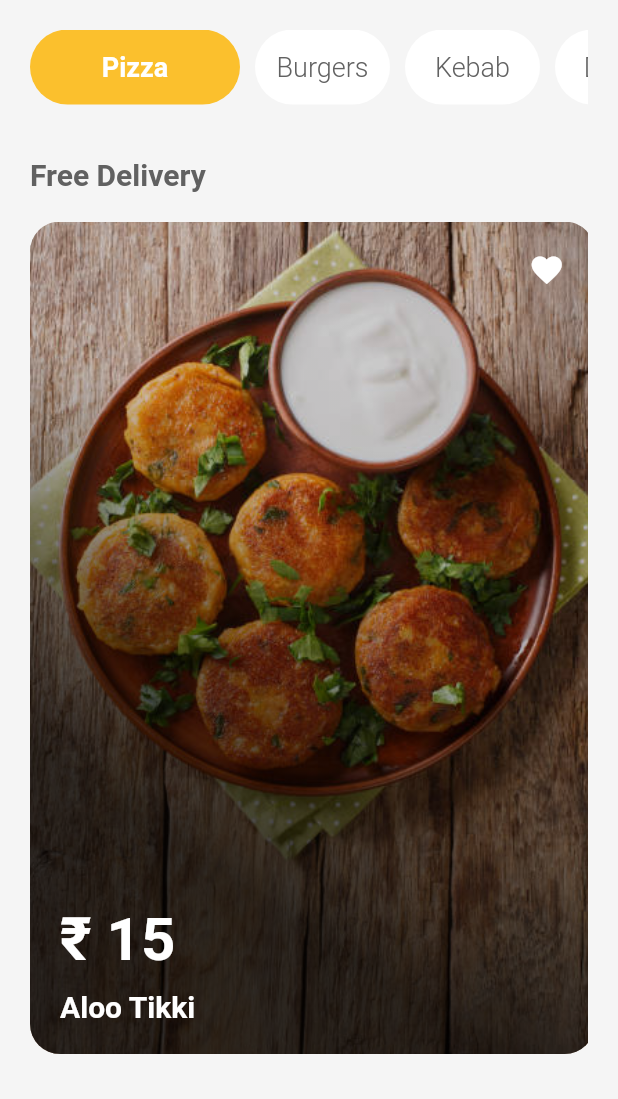
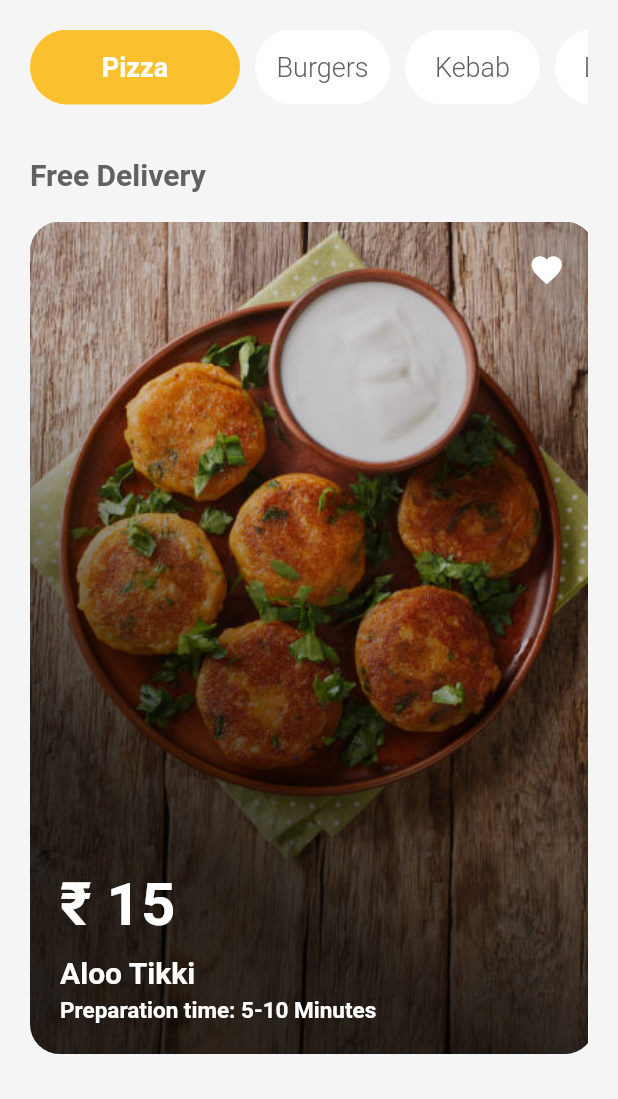
Before and after one commit to Prabhneet-Web/FoodAppUI, a Flutter app: the HomePage screen opened directly, on a phone screen of 412 x 824 dp, the part 137-1236 px from its top. Run offline on Flutter 3.47's test engine with Material 2 defaults, Android fonts, the phone set to English and light mode, and no system bars; our stand-ins replace page_transition, simple_animations.

Commit message:
More Changes Done.

```diff
--- a/lib/pages/homePage.dart
+++ b/lib/pages/homePage.dart
@@ -91,35 +91,40 @@ class HomePage extends StatelessWidget {
                 scrollDirection: Axis.horizontal,
                 children: [
                   FadeAnimation(
-                      0.5,
+                      0.1,
                       makeItem(
                           image: 'lib/assets/images/one.jpeg',
                           title: "Aloo Tikki",
-                          price: "₹ 15")),
+                          price: "₹ 15",
+                          time: "5-10")),
                   FadeAnimation(
-                      0.6,
+                      0.2,
                       makeItem(
                           image: 'lib/assets/images/two.jpeg',
                           title: "Salad",
-                          price: "₹30")),
+                          price: "₹30",
+                          time: "5")),
                   FadeAnimation(
-                      0.7,
+                      0.3,
                       makeItem(
                           image: 'lib/assets/images/three.jpg',
                           title: "ChamCham",
-                          price: "₹ 20")),
+                          price: "₹ 20",
+                          time: "ReadyMade")),
                   FadeAnimation(
-                      0.8,
+                      0.4,
                       makeItem(
                           image: 'lib/assets/images/four.jpg',
                           title: "Chicken",
-                          price: "₹250")),
+                          price: "₹250",
+                          time: "30")),
                   FadeAnimation(
-                      0.9,
+                      0.5,
                       makeItem(
                           image: 'lib/assets/images/five.jpg',
                           title: "NutShell",
-                          price: "₹150"))
+                          price: "₹150",
+                          time: "20"))
                 ],
               ),
             ),
@@ -153,7 +158,7 @@ class HomePage extends StatelessWidget {
         ));
   }
 
-  Widget makeItem({image, title, price}) {
+  Widget makeItem({image, title, price, time}) {
     return AspectRatio(
       aspectRatio: 1 / 1.4,
       child: GestureDetector(
@@ -195,7 +200,7 @@ class HomePage extends StatelessWidget {
                     children: [
                       Text(
                         price,
-                        style: TextStyle(
+                        style: const TextStyle(
                             color: Colors.white,
                             fontSize: 40,
                             fontWeight: FontWeight.bold),
@@ -206,6 +211,14 @@ class HomePage extends StatelessWidget {
                               color: Colors.white,
                               fontSize: 20,
                               fontWeight: FontWeight.bold)),
+                      const SizedBox(height: 5),
+                      Text(
+                        "Preparation time: $time Minutes",
+                        style: const TextStyle(
+                            color: Colors.white,
+                            fontSize: 15,
+                            fontWeight: FontWeight.bold),
+                      )
                     ],
                   )
                 ],
```
